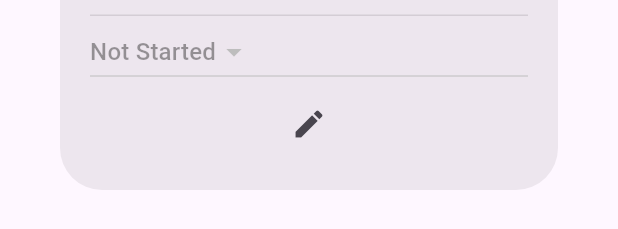
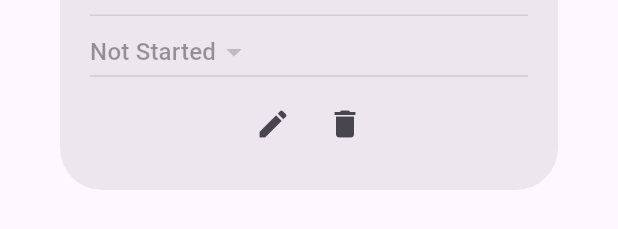
Before and after one commit to piotrekpl9/TimePlannerMobile, a Flutter app: the TaskDetailsDialog widget shown alone on an empty page, opened directly with empty values, on a phone screen of 412 x 824 dp. Shown: the part 686-915 px from the top of the screen. Run offline on Flutter 3.47's test engine with Material 3 defaults, Android fonts, the light colour scheme and no system bars; our stand-ins replace bloc, calendar_view, dio, equatable, flutter_bloc, flutter_secure_storage and 4 more; accounts and stored records are empty; network calls fail.

Commit message:
Added delete task opiton in task details

```diff
--- a/lib/presentation/calendar/bloc/calendar_event.dart
+++ b/lib/presentation/calendar/bloc/calendar_event.dart
@@ -22,3 +22,9 @@ class UpdateTaskButtonTappedEvent extends CalendarEvent {
   const UpdateTaskButtonTappedEvent(
       {required this.taskUUID, required this.updateTaskDto});
 }
+
+class DeleteTaskButtonTappedEvent extends CalendarEvent {
+  final String taskUUID;
+
+  const DeleteTaskButtonTappedEvent({required this.taskUUID});
+}
--- a/lib/presentation/calendar/bloc/calendar_state.dart
+++ b/lib/presentation/calendar/bloc/calendar_state.dart
@@ -1,6 +1,13 @@
 part of 'calendar_bloc.dart';
 
-enum CalendarStatus { init, loading, idle, creatingEvent, updatingEvent }
+enum CalendarStatus {
+  init,
+  loading,
+  idle,
+  creatingTask,
+  updatingTask,
+  deletingTask
+}
 
 class CalendarState extends Equatable {
   final CalendarStatus status;
--- a/lib/presentation/calendar/widget/task_details.dialog.dart
+++ b/lib/presentation/calendar/widget/task_details.dialog.dart
@@ -1,5 +1,6 @@
 import 'package:flutter/material.dart';
 import 'package:flutter_bloc/flutter_bloc.dart';
+import 'package:go_router/go_router.dart';
 import 'package:intl/intl.dart';
 import 'package:time_planner_mobile/domain/task/entity/task.dart';
 import 'package:time_planner_mobile/domain/task/model/task_status.dart';
@@ -201,6 +202,7 @@ class _TaskDetailsDialogState extends State<TaskDetailsDialog> {
                               setState(() {
                                 edit = false;
                               });
+                              context.pop();
                             },
                             icon: const Icon(
                               Icons.done,
@@ -215,13 +217,26 @@ class _TaskDetailsDialogState extends State<TaskDetailsDialog> {
                             icon: const Icon(Icons.close, color: Colors.red))
                       ],
                     )
-                  : IconButton(
-                      onPressed: () {
-                        setState(() {
-                          edit = true;
-                        });
-                      },
-                      icon: const Icon(Icons.edit))
+                  : Row(
+                      mainAxisAlignment: MainAxisAlignment.center,
+                      children: [
+                        IconButton(
+                            onPressed: () {
+                              setState(() {
+                                edit = true;
+                              });
+                            },
+                            icon: const Icon(Icons.edit)),
+                        IconButton(
+                            onPressed: () {
+                              context.read<CalendarBloc>().add(
+                                  DeleteTaskButtonTappedEvent(
+                                      taskUUID: widget.task.taskUUID));
+                              context.pop();
+                            },
+                            icon: const Icon(Icons.delete)),
+                      ],
+                    )
             ],
           ),
         ),
```
Also changed, not shown: lib/presentation/calendar/bloc/calendar_bloc.dart (+18 -6 lines), lib/presentation/calendar/calendar_screen.dart (+25 -4 lines).
